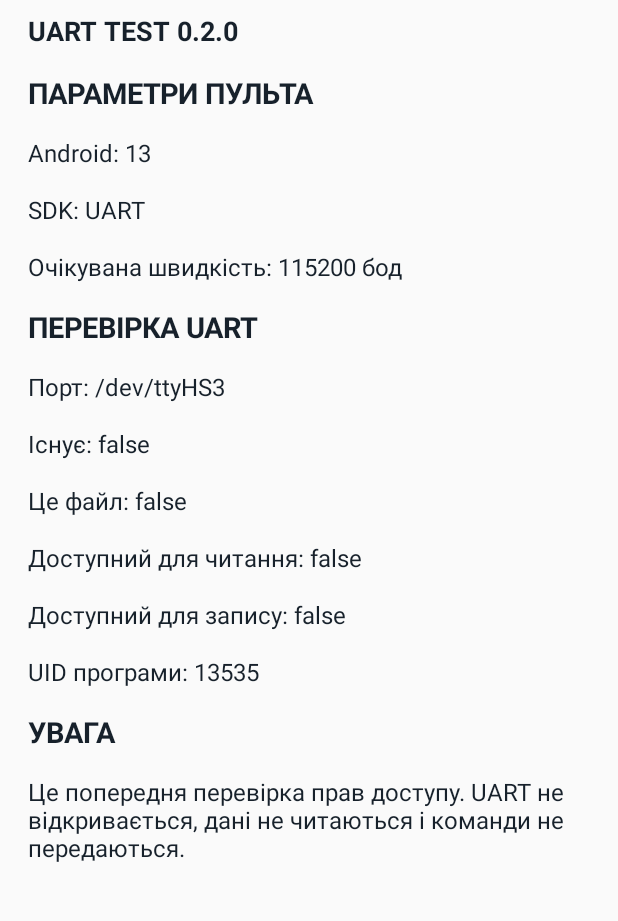
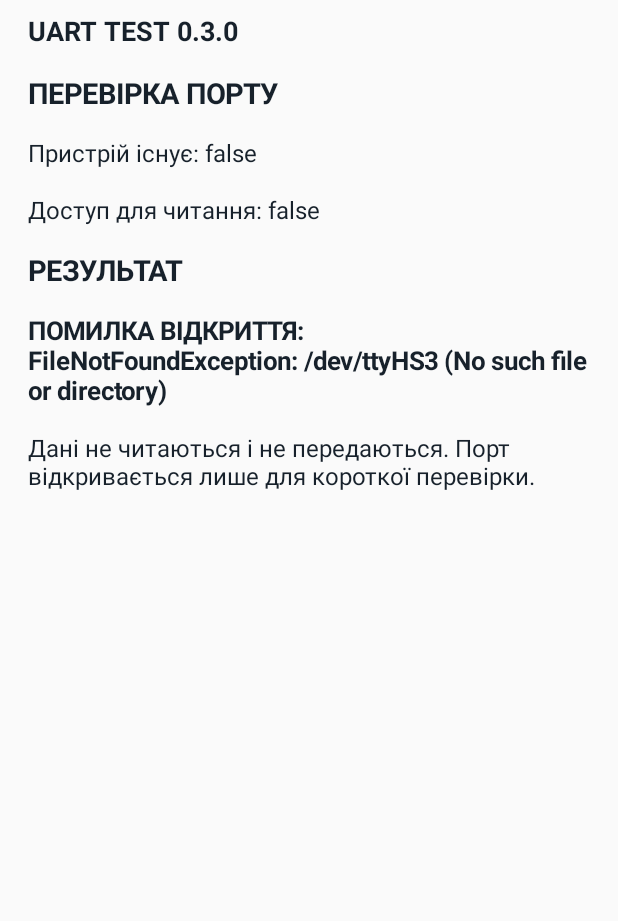
Before and after one commit to Vladimir1510/C12-Gimbal-Control, an Android app: the screen it shows after launch (MainActivity), on a phone screen of 412 x 824 dp, the part 113-1034 px from its top. Run offline under Robolectric (Android 15) with nearby library versions, the phone set to English and light mode, and no system bars.

Commit message:
Update MainActivity.kt

```diff
--- a/app/src/main/java/ua/vladimir/c12gimbal/MainActivity.kt
+++ b/app/src/main/java/ua/vladimir/c12gimbal/MainActivity.kt
@@ -2,12 +2,12 @@ package ua.vladimir.c12gimbal
 
 import android.app.Activity
 import android.os.Bundle
-import android.os.Process
 import android.graphics.Typeface
 import android.view.Gravity
 import android.widget.LinearLayout
 import android.widget.TextView
 import java.io.File
+import java.io.FileInputStream
 
 class MainActivity : Activity() {
 
@@ -31,31 +31,36 @@ class MainActivity : Activity() {
             root.addView(item)
         }
 
+        addText("C12 Gimbal Control", 26f, true)
+        addText("UART TEST 0.3.0", 18f, true)
+
         val port = File("/dev/ttyHS3")
 
-        addText("C12 Gimbal Control", 26f, true)
-        addText("UART TEST 0.2.0", 18f, true)
+        addText("ПЕРЕВІРКА ПОРТУ", 19f, true)
+        addText("Пристрій існує: ${port.exists()}")
+        addText("Доступ для читання: ${port.canRead()}")
 
-        addText("ПАРАМЕТРИ ПУЛЬТА", 19f, true)
-        addText("Android: 13")
-        addText("SDK: UART")
-        addText("Очікувана швидкість: 115200 бод")
+        var input: FileInputStream? = null
+        var result: String
 
-        addText("ПЕРЕВІРКА UART", 19f, true)
-        addText("Порт: /dev/ttyHS3")
-        addText("Існує: ${port.exists()}")
-        addText("Це файл: ${port.isFile}")
-        addText("Доступний для читання: ${port.canRead()}")
-        addText("Доступний для запису: ${port.canWrite()}")
-        addText("UID програми: ${Process.myUid()}")
+        try {
+            input = FileInputStream(port)
+            result = "ПОРТ ВІДКРИТО ДЛЯ ЧИТАННЯ"
+        } catch (e: Exception) {
+            result = "ПОМИЛКА ВІДКРИТТЯ:\n${e.javaClass.simpleName}: ${e.message}"
+        } finally {
+            try {
+                input?.close()
+            } catch (_: Exception) {
+            }
+        }
+
+        addText("РЕЗУЛЬТАТ", 19f, true)
+        addText(result, 17f, true)
 
         addText(
-            "УВАГА", 19f, true
-        )
-        addText(
-            "Це попередня перевірка прав доступу. " +
-            "UART не відкривається, дані не читаються " +
-            "і команди не передаються."
+            "Дані не читаються і не передаються. " +
+            "Порт відкривається лише для короткої перевірки."
         )
 
         setContentView(root)
```
